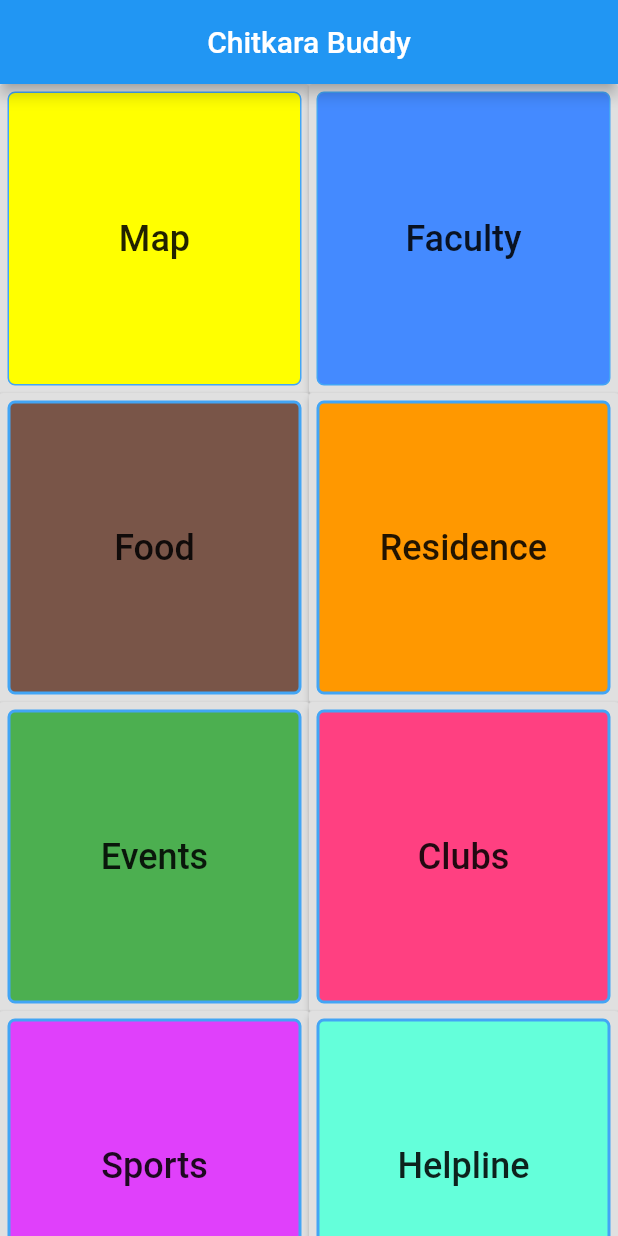
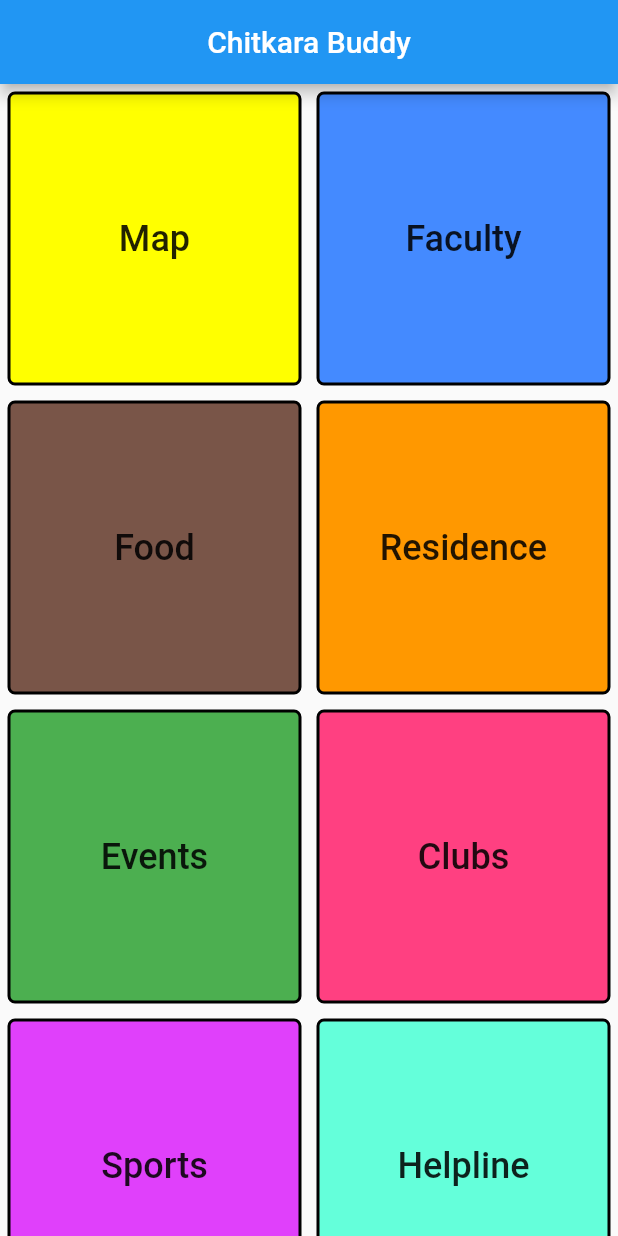
Before and after one commit to RajKapashia/chit_info, a Flutter app: the screen it shows after launch, on a phone screen of 412 x 824 dp. Run offline on Flutter 3.47's test engine with Material 2 defaults, Android fonts, the phone set to English and light mode, and no system bars.

Commit message:
UI enhancements

```diff
--- a/chit_info1/lib/mainScreen.dart
+++ b/chit_info1/lib/mainScreen.dart
@@ -24,9 +24,9 @@
               GridView.count(
                crossAxisCount: 2,
                   children: <Widget>[
-                        RaisedButton(
+                        FlatButton(
                           padding: EdgeInsets.all(5.0),
-                          elevation: 2.0,
+                          //elevation: 2.0,
                           onPressed: (){},
                           child:
                            Container(
@@ -35,8 +35,8 @@
                                            borderRadius: BorderRadius.circular(5.0),
                                            color: Colors.yellowAccent,
                                            border: Border.all(
-                                               color: Colors.blue[400],
-                                              // width: 2.0,
+                                               color: Colors.black,
+                                               width: 2.0,
                                            style: BorderStyle.solid,
                                      ),
                                ),
@@ -45,9 +45,9 @@
                                 ),
                            ),
                         ),
-                        RaisedButton(
+                        FlatButton(
                           padding: EdgeInsets.all(5.0),
-                          elevation: 2.0,
+                          // elevation: 2.0,
                           onPressed: (){},
                           child:
                            Container(
@@ -56,8 +56,8 @@
                                            borderRadius: BorderRadius.circular(5.0),
                                            color: Colors.blueAccent,
                                            border: Border.all(
-                                               color: Colors.blue[400],
-                                              // width: 2.0,
+                                               color: Colors.black,
+                                               width: 2.0,
                                            style: BorderStyle.solid,
                                      ),
                                ),
@@ -66,9 +66,9 @@
                                 ),
                           ),
                         ),
-                        RaisedButton(
+                        FlatButton(
                           padding: EdgeInsets.all(5.0),
-                          elevation: 2.0,
+                          // elevation: 2.0,
                           onPressed: (){},
                           child:
                            Container(
@@ -77,7 +77,7 @@
                                            borderRadius: BorderRadius.circular(5.0),
                                            color: Colors.brown,
                                            border: Border.all(
-                                               color: Colors.blue[400],
+                                               color: Colors.black,
                                                width: 2.0,
                                            style: BorderStyle.solid,
                                      ),
@@ -87,9 +87,9 @@
                                 ),
                           ),
                         ),
-                        RaisedButton(
+                        FlatButton(
                           padding: EdgeInsets.all(5.0),
-                          elevation: 2.0,
+                          // elevation: 2.0,
                           onPressed: (){},
                           child:
                            Container(
@@ -98,7 +98,7 @@
                                            borderRadius: BorderRadius.circular(5.0),
                                            color: Colors.orange,
                                            border: Border.all(
-                                               color: Colors.blue[400],
+                                               color: Colors.black,
                                                width: 2.0,
                                            style: BorderStyle.solid,
                                      ),
@@ -108,9 +108,9 @@
                                 ),
                          ),
                         ),
-                        RaisedButton(
+                        FlatButton(
                           padding: EdgeInsets.all(5.0),
-                          elevation: 2.0,
+                          // elevation: 2.0,
                           onPressed: (){},
                           child:
                          Container(
@@ -119,7 +119,7 @@
                                            borderRadius: BorderRadius.circular(5.0),
                                            color: Colors.green,
                                            border: Border.all(
-                                               color: Colors.blue[400],
+                                               color: Colors.black,
                                                width: 2.0,
                                            style: BorderStyle.solid,
                                      ),
@@ -129,9 +129,9 @@
                                 ),
                          ),
                         ),
-                        RaisedButton(
+                        FlatButton(
                           padding: EdgeInsets.all(5.0),
-                          elevation: 2.0,
+                          // elevation: 2.0,
                           onPressed: (){},
                           child:
                            Container(
@@ -140,7 +140,7 @@
                                            borderRadius: BorderRadius.circular(5.0),
                                            color: Colors.pinkAccent,
                                            border: Border.all(
-                                               color: Colors.blue[400],
+                                               color: Colors.black,
                                                width: 2.0,
                                            style: BorderStyle.solid,
                                      ),
@@ -150,9 +150,9 @@
                                 ),
                             ),
                         ),
-                        RaisedButton(
+                        FlatButton(
                           padding: EdgeInsets.all(5.0),
-                          elevation: 2.0,
+                          // elevation: 2.0,
                           onPressed: (){},
                           child:
                            Container(
@@ -161,7 +161,7 @@
                                            borderRadius: BorderRadius.circular(5.0),
                                            color: Colors.purpleAccent,
                                            border: Border.all(
-                                               color: Colors.blue[400],
+                                               color: Colors.black,
                                                width: 2.0,
                                            style: BorderStyle.solid,
                                      ),
@@ -171,9 +171,9 @@
                                 ),
                            ),
                          ),
-                         RaisedButton(
+                         FlatButton(
                           padding: EdgeInsets.all(5.0),
-                          elevation: 2.0,
+                          // // elevation: 2.0,
                           onPressed: (){},
                           child:
                            Container(
@@ -182,7 +182,7 @@
                                            borderRadius: BorderRadius.circular(5.0),
                                            color: Colors.tealAccent,
                                            border: Border.all(
-                                               color: Colors.blue[400],
+                                               color: Colors.black,
                                                width: 2.0,
                                            style: BorderStyle.solid,
                                      ),
```
